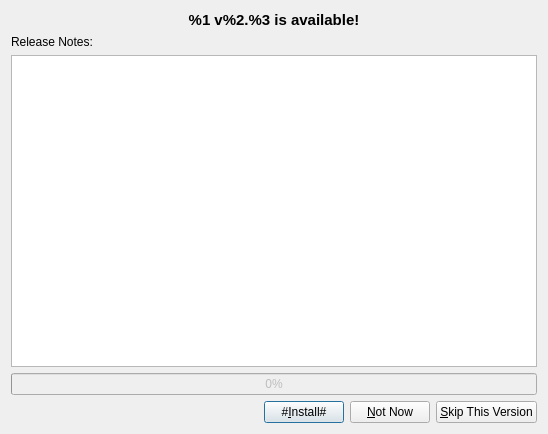
First picture: the form in Beeftext/Update/UpdateDialog.ui, repository xmichelo/Beeftext, before the edit.
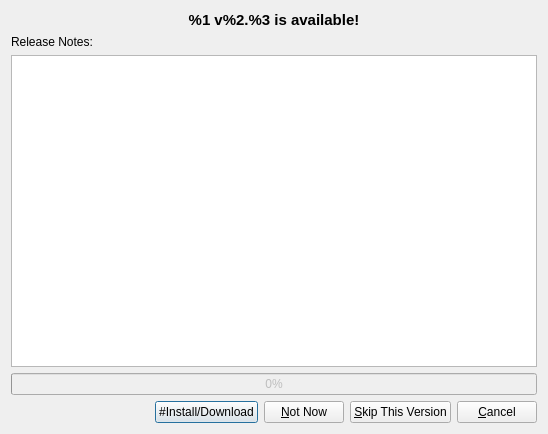
Second picture: the form after the edit.

Commit message: Refactored upgrade dialog buttons.

The edit to the form file:
```diff
--- a/Beeftext/Update/UpdateDialog.ui
+++ b/Beeftext/Update/UpdateDialog.ui
@@ -78,7 +78,7 @@
      <item>
       <widget class="QPushButton" name="buttonInstall">
        <property name="text">
-        <string notr="true">#&amp;Install#</string>
+        <string notr="true">#Install/Download</string>
        </property>
       </widget>
      </item>
@@ -96,6 +96,13 @@
        </property>
       </widget>
      </item>
+     <item>
+      <widget class="QPushButton" name="buttonCancel">
+       <property name="text">
+        <string>&amp;Cancel</string>
+       </property>
+      </widget>
+     </item>
     </layout>
    </item>
   </layout>
```
Left out of the diff: 114 changed lines with no effect on the pictures. The commit also changes 2 other files.
